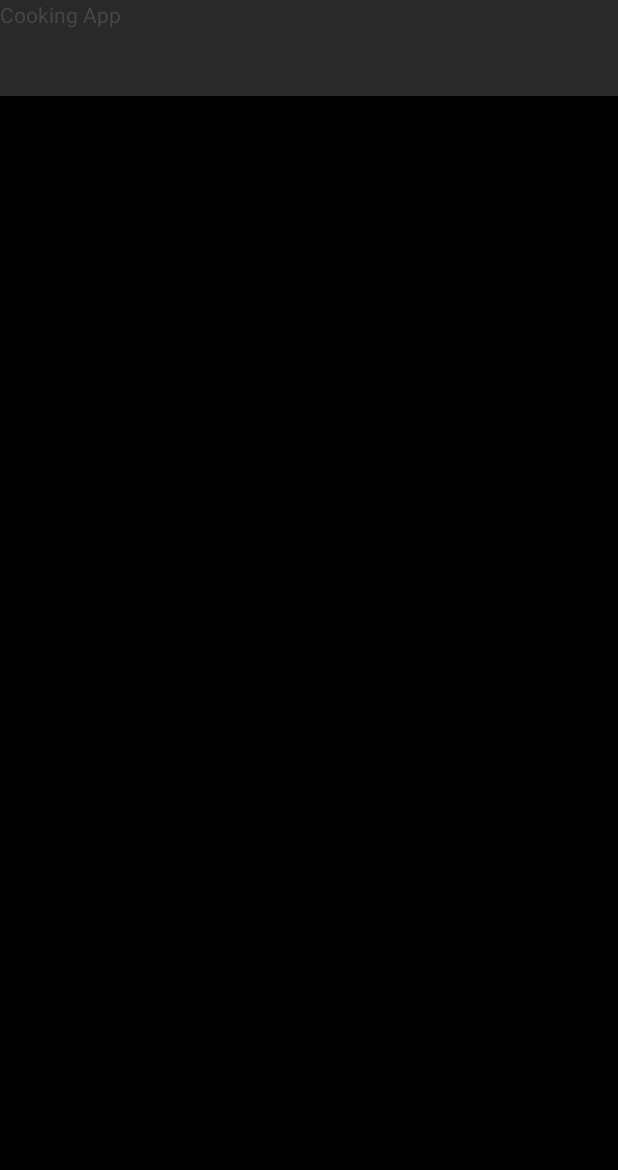
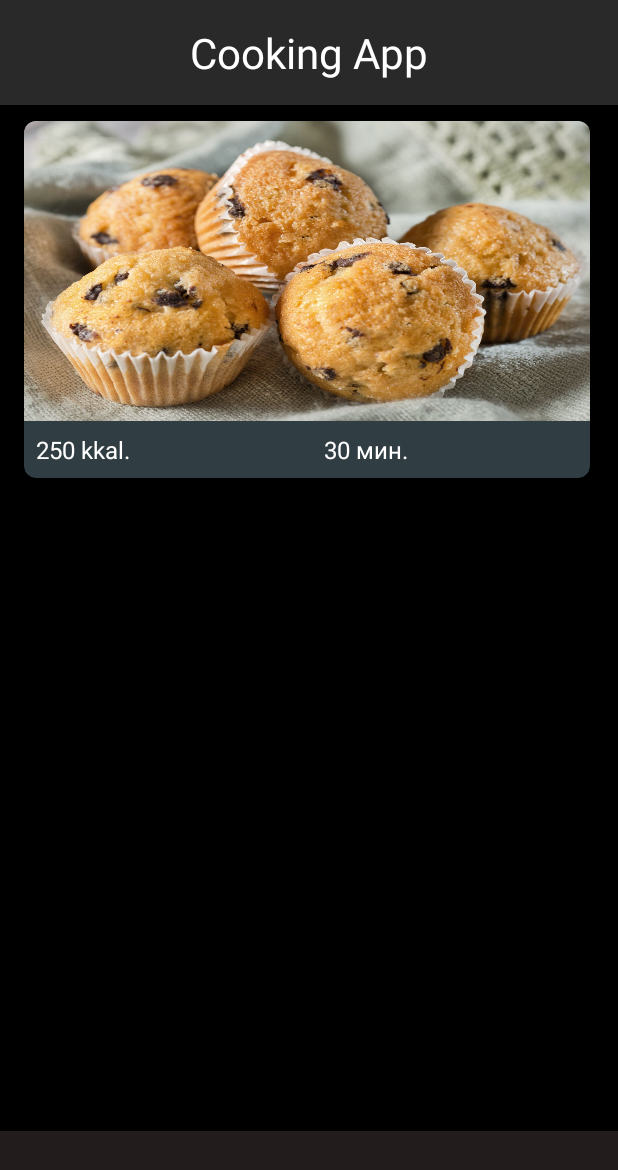
Before and after one commit to Annddreyy/cooking_app, an Android app: the screen it shows after launch (MainActivity), on a phone screen of 412 x 824 dp. Shown: the top 1170 px of the screen. Run offline under Robolectric (Android 15) with nearby library versions, the phone set to English and light mode, and no system bars.

Commit message:
Add top bar and card of recipe

```diff
--- a/app/src/main/res/layout/activity_main.xml
+++ b/app/src/main/res/layout/activity_main.xml
@@ -8,17 +8,101 @@
     tools:context=".MainActivity">
 
     <com.google.android.material.bottomnavigation.BottomNavigationView
-        android:layout_width="414dp"
-        android:layout_height="64dp"
+        android:layout_width="match_parent"
+        android:layout_height="70dp"
         android:background="#292929"
         app:layout_constraintEnd_toEndOf="parent"
+        app:layout_constraintHorizontal_bias="0.666"
         app:layout_constraintStart_toStartOf="parent"
-        app:layout_constraintTop_toTopOf="parent" >
+        app:layout_constraintTop_toTopOf="parent">
 
         <TextView
-            android:id="@+id/textView"
-            android:layout_width="wrap_content"
+            android:id="@+id/app_title"
+            android:layout_width="match_parent"
+            android:layout_height="match_parent"
+            android:gravity="center"
+            android:text="Cooking App"
+            android:textAlignment="center"
+            android:textColor="#FFFFFF"
+            android:textSize="28sp" />
+
+    </com.google.android.material.bottomnavigation.BottomNavigationView>
+
+    <com.google.android.material.bottomnavigation.BottomNavigationView
+        android:id="@+id/bottomNavigationView"
+        android:layout_width="match_parent"
+        android:layout_height="70dp"
+        android:background="#221C1C"
+        app:layout_constraintBottom_toBottomOf="parent"
+        app:layout_constraintEnd_toEndOf="parent"
+        app:layout_constraintStart_toStartOf="parent" />
+
+    <LinearLayout
+        android:layout_width="409dp"
+        android:layout_height="589dp"
+        android:orientation="vertical"
+        tools:layout_editor_absoluteX="1dp"
+        tools:layout_editor_absoluteY="71dp">
+
+        <TextView
+            android:id="@+id/recipe_of_day_text"
+            android:layout_width="match_parent"
             android:layout_height="wrap_content"
-            android:text="Cooking App" />
-    </com.google.android.material.bottomnavigation.BottomNavigationView>
+            android:layout_margin="16dp"
+            android:layout_marginTop="0dp"
+            android:layout_marginBottom="0dp"
+            android:text="@string/recipe_of_day_string"
+            android:textAlignment="textStart"
+            android:textColor="#FFFFFF"
+            android:textSize="24sp" />
+
+        <androidx.cardview.widget.CardView
+            android:layout_width="match_parent"
+            android:layout_height="wrap_content"
+            android:layout_margin="16dp"
+            app:cardBackgroundColor="#303D42"
+            app:cardCornerRadius="8dp">
+
+            <LinearLayout
+                android:layout_width="match_parent"
+                android:layout_height="wrap_content"
+                android:orientation="vertical">
+
+                <ImageView
+                    android:id="@+id/maffin_card_image"
+                    android:layout_width="wrap_content"
+                    android:layout_height="200dp"
+                    android:scaleType="fitXY"
+                    app:srcCompat="@drawable/maffin_card_photo" />
+
+                <LinearLayout
+                    android:layout_width="match_parent"
+                    android:layout_height="match_parent"
+                    android:orientation="horizontal">
+
+                    <TextView
+                        android:id="@+id/callories_card_text"
+                        android:layout_width="wrap_content"
+                        android:layout_height="wrap_content"
+                        android:layout_weight="1"
+                        android:padding="8dp"
+                        android:text="250 kkal."
+                        android:textColor="#FFFFFF"
+                        android:textSize="16sp" />
+
+                    <TextView
+                        android:layout_width="wrap_content"
+                        android:layout_height="wrap_content"
+                        android:layout_weight="1"
+                        android:padding="8dp"
+                        android:text="30 мин."
+                        android:textColor="#FFFFFF"
+                        android:textSize="16sp" />
+
+                </LinearLayout>
+
+            </LinearLayout>
+
+        </androidx.cardview.widget.CardView>
+    </LinearLayout>
 </androidx.constraintlayout.widget.ConstraintLayout>
--- /dev/null
+++ b/app/src/main/res/layout/top_app_bar.xml
@@ -0,0 +1,23 @@
+<?xml version="1.0" encoding="utf-8"?>
+<menu xmlns:android="http://schemas.android.com/apk/res/android"
+    xmlns:app="http://schemas.android.com/apk/res-auto">
+
+    <item
+        android:id="@+id/favorite"
+        android:icon="@drawable/ic_favorite"
+        android:title="Favourites"
+        app:showAsAction="ifRoom" />
+
+    <item
+        android:id="@+id/search"
+        android:icon="@drawable/ic_search"
+        android:title="Search"
+        app:showAsAction="ifRoom" />
+
+    <item
+        android:id="@+id/more"
+        android:icon="@drawable/ic_more"
+        android:title="More Options"
+        app:showAsAction="never" />
+
+</menu>
--- a/app/src/main/res/values/strings.xml
+++ b/app/src/main/res/values/strings.xml
@@ -1,3 +1,4 @@
 <resources>
     <string name="app_name">Cooking App</string>
+    <string name="recipe_of_day_string">Рецепт дня</string>
 </resources>
```
Also changed, not shown: app/src/main/res/drawable-mdpi/maffin_card_photo.jpg (added), app/src/main/res/drawable-nodpi/maffin_card_photo.jpg (added).
